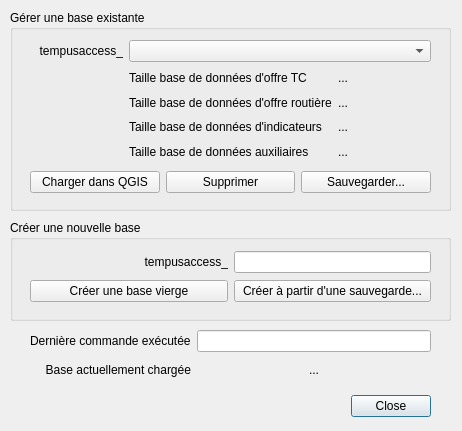
Above: forms/Ui_manage_db_dialog.ui from datagistips/territoires-ville.TempusAccess before the change. Below: the same form after it.
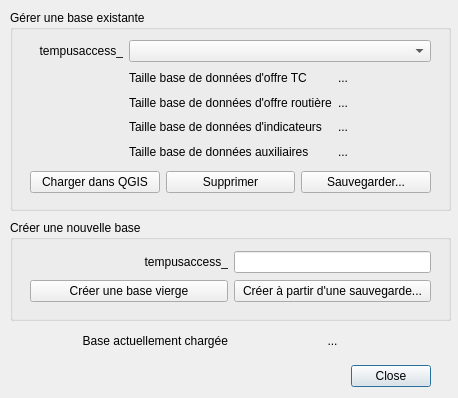
That is the form after the change.

Commit message: Remove lineEdits in forms and put SQL commands in an external file

Diff of the .ui file:
```diff
--- a/forms/Ui_manage_db_dialog.ui
+++ b/forms/Ui_manage_db_dialog.ui
@@ -6,8 +6,8 @@
    <rect>
     <x>0</x>
     <y>0</y>
-    <width>462</width>
-    <height>431</height>
+    <width>458</width>
+    <height>398</height>
    </rect>
   </property>
   <property name="windowTitle">
@@ -17,7 +17,7 @@
    <property name="geometry">
     <rect>
      <x>350</x>
-     <y>390</y>
+     <y>360</y>
      <width>81</width>
      <height>32</height>
     </rect>
@@ -264,21 +264,11 @@
      <x>30</x>
      <y>330</y>
      <width>401</width>
-     <height>51</height>
+     <height>21</height>
     </rect>
    </property>
    <layout class="QGridLayout" name="gridLayout">
     <item row="0" column="0">
-     <widget class="QLabel" name="label_5">
-      <property name="text">
-       <string>Dernière commande exécutée</string>
-      </property>
-     </widget>
-    </item>
-    <item row="0" column="1">
-     <widget class="QLineEdit" name="lineEditCommand"/>
-    </item>
-    <item row="1" column="0">
      <widget class="QLabel" name="label">
       <property name="text">
        <string>Base actuellement chargée</string>
@@ -288,7 +278,7 @@
       </property>
      </widget>
     </item>
-    <item row="1" column="1">
+    <item row="0" column="1">
      <widget class="QLabel" name="labelLoadedDB">
       <property name="text">
        <string>...</string>
```
The commit also changes 45 other files.
